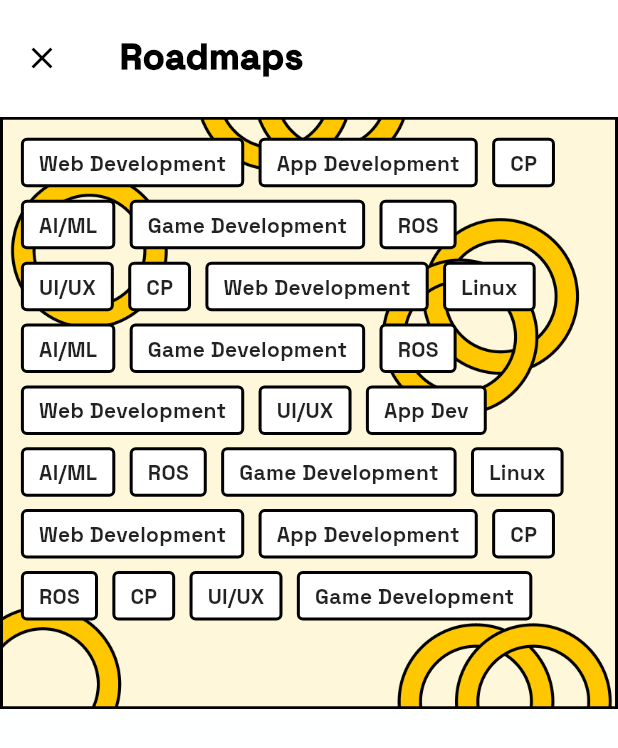
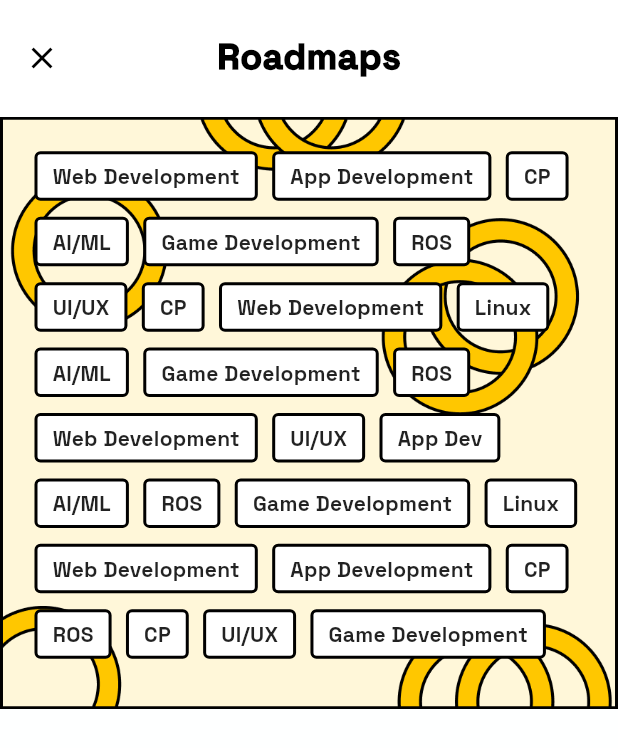
Before and after one commit to Zairza-App/zairza-app, a Flutter app: the ResourcesPage screen opened directly, after a tap on "See more", on a phone screen of 412 x 824 dp. Shown: the top 748 px of the screen. Run offline on Flutter 3.47's test engine with Material 2 defaults, Android fonts, the phone set to English and light mode, and no system bars; our stand-ins replace carousel_slider, dots_indicator, flutter_svg, google_fonts, shared_preferences; missing offline and left inert: youtube; accounts and stored records are empty; network calls fail.

Commit message:
edited roadmaps and video card added

```diff
--- /dev/null
+++ b/lib/common/widgets/video_card.dart
@@ -0,0 +1,50 @@
+import 'package:flutter/material.dart';
+import 'package:youtube/youtube_thumbnail.dart';
+import 'package:zairza_app/constants/global_variables.dart';
+
+class VideoCard extends StatelessWidget {
+  const VideoCard({super.key});
+
+  @override
+  Widget build(BuildContext context) {
+    return Container(
+      width: MediaQuery.of(context).size.width * 0.73488372093,
+      decoration: BoxDecoration(
+          border: Border.all(width: 2), borderRadius: BorderRadius.circular(8)),
+      child: Column(
+        children: [
+          ClipRRect(
+            borderRadius: const BorderRadius.only(
+                topLeft: Radius.circular(6), topRight: Radius.circular(6)),
+            child: AspectRatio(
+              aspectRatio: 16 / 9,
+              child: Container(
+                  decoration: const BoxDecoration(
+                      border: BorderDirectional(bottom: BorderSide(width: 2))),
+                  child: Image.network(
+                    YoutubeThumbnail(youtubeId: 'X8ipUgXH6jw').hq(),
+                    fit: BoxFit.fitWidth,
+                  )),
+            ),
+          ),
+          const Padding(
+            padding: EdgeInsets.all(16.0),
+            child: Column(
+              crossAxisAlignment: CrossAxisAlignment.start,
+              children: [
+                Text('Flutter vs React Native',
+                    style: GlobalVariables.textBold_14),
+                Text(
+                  'Flutter is better than React Native in everyway Flutter is better than React Native in everyway Flutter is better than React Native in everyway',
+                  style: GlobalVariables.textRegular_12,
+                  maxLines: 2,
+                  overflow: TextOverflow.ellipsis,
+                )
+              ],
+            ),
+          )
+        ],
+      ),
+    );
+  }
+}
--- a/lib/screens/Resources.dart
+++ b/lib/screens/Resources.dart
@@ -2,6 +2,7 @@ import 'package:flutter/material.dart';
 import 'package:zairza_app/common/widgets/blog_card.dart';
 import 'package:zairza_app/common/widgets/roadmap_tag.dart';
 import 'package:zairza_app/common/widgets/session_tag.dart';
+import 'package:zairza_app/common/widgets/video_card.dart';
 import 'package:zairza_app/constants/global_variables.dart';
 
 class ResourcesPage extends StatelessWidget {
@@ -233,6 +234,7 @@ class ResourcesPage extends StatelessWidget {
               ],
             ),
           ),
+          const VideoCard(),
         ]),
       ),
     );
--- a/lib/screens/resources/see_more_roadmaps.dart
+++ b/lib/screens/resources/see_more_roadmaps.dart
@@ -21,12 +21,10 @@ class SeeMoreRoadMaps extends StatelessWidget {
           icon: const Icon(Icons.close),
           color: Colors.black,
         ),
-        title: Padding(
-          padding: EdgeInsets.symmetric(horizontal: width * 0.01860465116),
-          child: Text(
+        centerTitle: true,
+        title: Text(
           'Roadmaps',
           style: GlobalVariables.textBold_24.copyWith(color: Colors.black),
-          ),
         ),
       ),
       body: SingleChildScrollView(
@@ -36,13 +34,10 @@ class SeeMoreRoadMaps extends StatelessWidget {
               children: [
                 Image.asset('assets/images/resources_largeBG.png'),
                 Padding(
-                  padding: EdgeInsets.all(width * 0.03381395343),
+                  padding: EdgeInsets.all(width * 0.05581395348),
                   child: Column(
                     children: [
-                      Padding(
-                        padding:
-                            EdgeInsets.symmetric(vertical: height * 0.0001),
-                        child: Row(
+                      Row(
                         children: [
                           const RoadMapTag(text: 'Web Development'),
                           SizedBox(width: width * 0.02325581395),
@@ -51,8 +46,7 @@ class SeeMoreRoadMaps extends StatelessWidget {
                           const RoadMapTag(text: 'CP'),
                         ],
                       ),
-                      ),
-                      SizedBox(height: height * 0.01),
+                      SizedBox(height: height * 0.01287553648),
                       Row(
                         children: [
                           const RoadMapTag(text: 'AI/ML'),
@@ -62,7 +56,7 @@ class SeeMoreRoadMaps extends StatelessWidget {
                           const RoadMapTag(text: 'ROS'),
                         ],
                       ),
-                      SizedBox(height: height * 0.01),
+                      SizedBox(height: height * 0.01287553648),
                       Row(
                         children: [
                           const RoadMapTag(text: 'UI/UX'),
@@ -74,7 +68,7 @@ class SeeMoreRoadMaps extends StatelessWidget {
                           const RoadMapTag(text: 'Linux'),
                         ],
                       ),
-                      SizedBox(height: height * 0.01),
+                      SizedBox(height: height * 0.01287553648),
                       Row(
                         children: [
                           const RoadMapTag(text: 'AI/ML'),
@@ -84,7 +78,7 @@ class SeeMoreRoadMaps extends StatelessWidget {
                           const RoadMapTag(text: 'ROS'),
                         ],
                       ),
-                      SizedBox(height: height * 0.01),
+                      SizedBox(height: height * 0.01287553648),
                       Row(
                         children: [
                           const RoadMapTag(text: 'Web Development'),
@@ -94,7 +88,7 @@ class SeeMoreRoadMaps extends StatelessWidget {
                           const RoadMapTag(text: 'App Dev'),
                         ],
                       ),
-                      SizedBox(height: height * 0.01),
+                      SizedBox(height: height * 0.01287553648),
                       Row(
                         children: [
                           const RoadMapTag(text: 'AI/ML'),
@@ -106,7 +100,7 @@ class SeeMoreRoadMaps extends StatelessWidget {
                           const RoadMapTag(text: 'Linux'),
                         ],
                       ),
-                      SizedBox(height: height * 0.01),
+                      SizedBox(height: height * 0.01287553648),
                       Row(
                         children: [
                           const RoadMapTag(text: 'Web Development'),
@@ -116,7 +110,7 @@ class SeeMoreRoadMaps extends StatelessWidget {
                           const RoadMapTag(text: 'CP'),
                         ],
                       ),
-                      SizedBox(height: height * 0.01),
+                      SizedBox(height: height * 0.01287553648),
                       Row(
                         children: [
                           const RoadMapTag(text: 'ROS'),
--- a/pubspec.yaml
+++ b/pubspec.yaml
@@ -38,6 +38,7 @@ dependencies:
   http: ^0.13.5
   shared_preferences: ^2.0.18
   dots_indicator: ^3.0.0
+  youtube: ^1.0.0
 
 
 dev_dependencies:
```
Also changed, not shown: pubspec.lock. Lines whose indentation alone changed are shown as unchanged.
